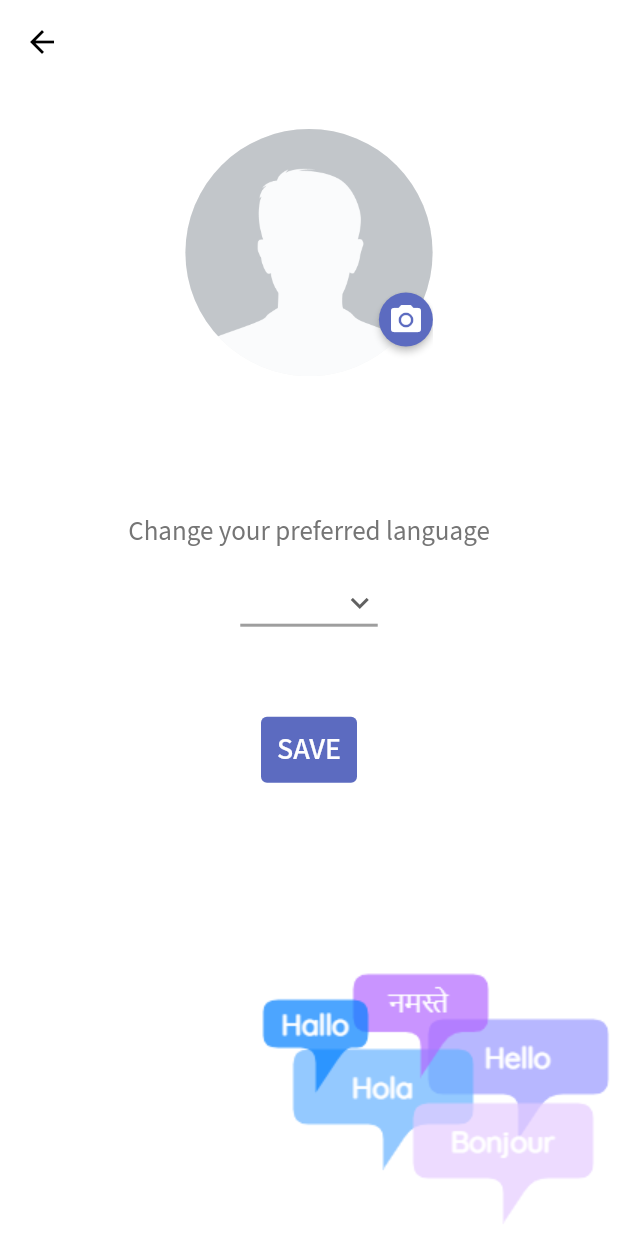
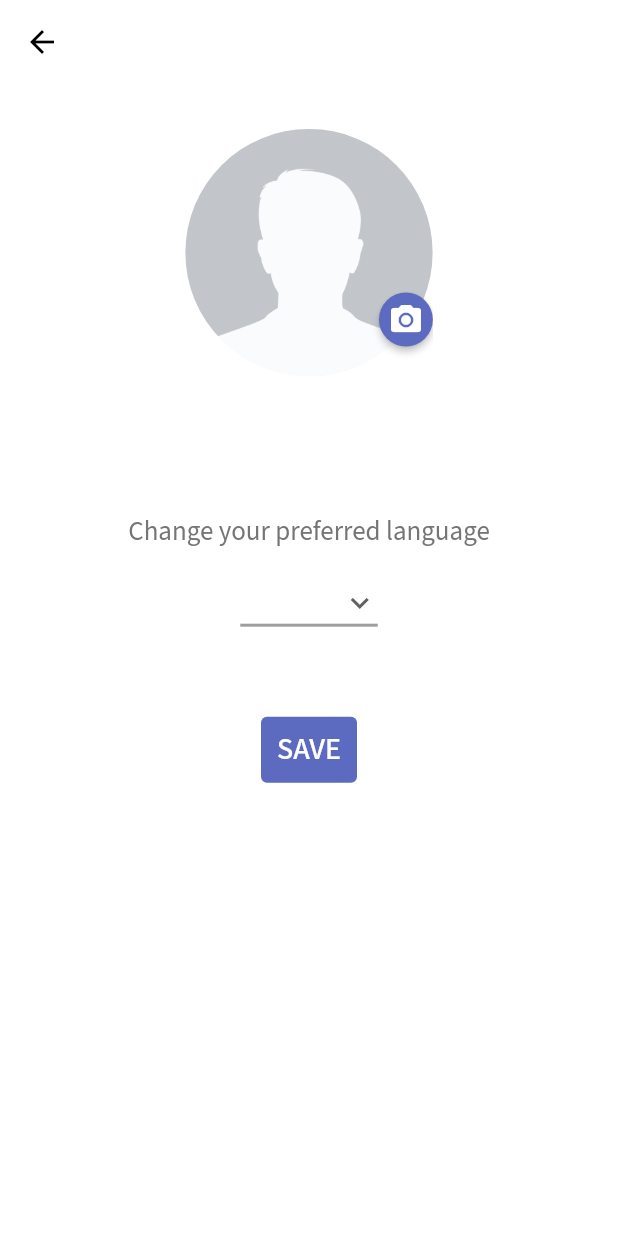
Before and after one commit to devansh2805/LangChat, a Flutter app: the UpdateProfile screen opened directly, on a phone screen of 412 x 824 dp. Run offline on Flutter 3.47's test engine with Material 2 defaults, Android fonts, the phone set to English and light mode, and no system bars; our stand-ins replace avatar_glow, cloud_firestore, contacts_service, firebase_auth, firebase_core, firebase_storage and 6 more; missing offline and left inert: cloud_firestore_web, firebase_auth_web, firebase_core_web, translator; accounts and stored records are empty.

Commit message:
small changes

```diff
--- a/lib/screens/UpdateProfile.dart
+++ b/lib/screens/UpdateProfile.dart
@@ -50,8 +50,7 @@ class _UpdateProfileState extends State<UpdateProfile> {
   @override
   Widget build(BuildContext context) {
     double width = MediaQuery.of(context).size.width;
-    return Stack(children: [
-      Scaffold(
+    return Scaffold(
       backgroundColor: Colors.white,
       appBar: AppBar(
         elevation: 0,
@@ -149,8 +148,7 @@ class _UpdateProfileState extends State<UpdateProfile> {
                   SizedBox(height: 50),
                   TextButton(
                     onPressed: () async {
-                        await Database()
-                            .changeLangPref(uid, langCodes[prefLang]);
+                      await Database().changeLangPref(uid, langCodes[prefLang]);
                       ScaffoldMessenger.of(context).showSnackBar(
                         SnackBar(
                           content: Text("Language preference updated"),
@@ -158,8 +156,8 @@ class _UpdateProfileState extends State<UpdateProfile> {
                       );
                     },
                     style: ButtonStyle(
-                        backgroundColor: MaterialStateProperty.all<Color>(
-                            Colors.indigo[400]),
+                      backgroundColor:
+                          MaterialStateProperty.all<Color>(Colors.indigo[400]),
                     ),
                     child: Text(
                       "SAVE",
@@ -173,13 +171,7 @@ class _UpdateProfileState extends State<UpdateProfile> {
           : Center(
               child: CircularProgressIndicator(),
             ),
-      ),
-      Positioned(
-        child: Image.asset("assets/bg.png"),
-        bottom: 0,
-        right: 0,
-      )
-    ]);
+    );
   }
 
   uploadImage() async {
```
Also changed, not shown: lib/screens/StartApp.dart (+9 -2 lines). Lines whose indentation alone changed are shown as unchanged.
